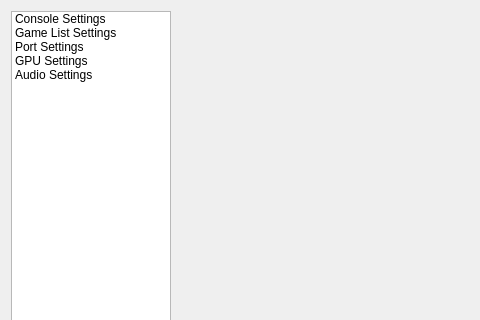
Old version of the form src/duckstation-qt/settingsdialog.ui in the repository kofxi3584karlayang/duckstation; both pictures show x 0 to 480 and y 0 to 320 of the 640 by 480 pixel window.
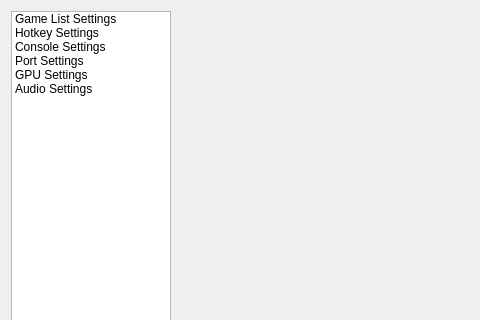
New version of the form. Icons and pictures are not drawn.

Commit message: Qt: Initial hotkey implementation

Patch:
```diff
--- a/src/duckstation-qt/settingsdialog.ui
+++ b/src/duckstation-qt/settingsdialog.ui
@@ -40,15 +40,6 @@
          <height>32</height>
         </size>
        </property>
-       <item>
-        <property name="text">
-         <string>Console Settings</string>
-        </property>
-        <property name="icon">
-         <iconset resource="icons.qrc">
-          <normaloff>:/icons/utilities-system-monitor.png</normaloff>:/icons/utilities-system-monitor.png</iconset>
-        </property>
-       </item>
        <item>
         <property name="text">
          <string>Game List Settings</string>
@@ -58,6 +49,24 @@
           <normaloff>:/icons/folder-open.png</normaloff>:/icons/folder-open.png</iconset>
         </property>
        </item>
+       <item>
+        <property name="text">
+         <string>Hotkey Settings</string>
+        </property>
+        <property name="icon">
+         <iconset resource="icons.qrc">
+          <normaloff>:/icons/applications-other.png</normaloff>:/icons/applications-other.png</iconset>
+        </property>
+       </item>
+       <item>
+        <property name="text">
+         <string>Console Settings</string>
+        </property>
+        <property name="icon">
+         <iconset resource="icons.qrc">
+          <normaloff>:/icons/utilities-system-monitor.png</normaloff>:/icons/utilities-system-monitor.png</iconset>
+        </property>
+       </item>
        <item>
         <property name="text">
          <string>Port Settings</string>
```
The commit also changes 14 other files.
